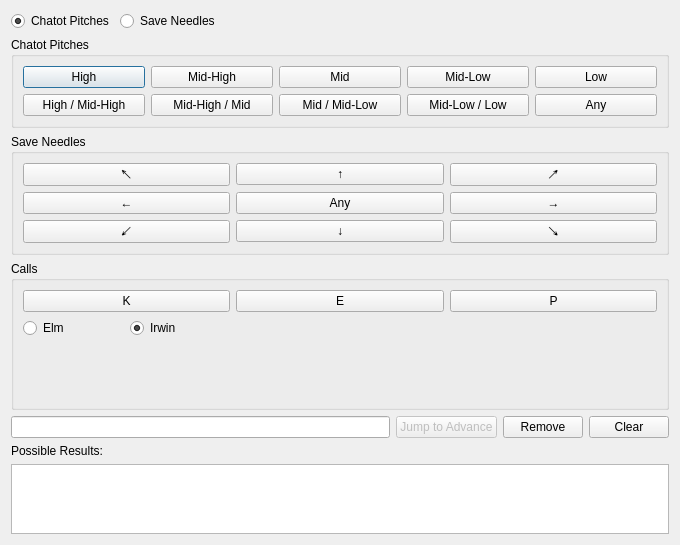
Above: Form/Util/AdvanceFinder.ui from Admiral-Fish/PokeFinder before the change. Below: the same form after it.
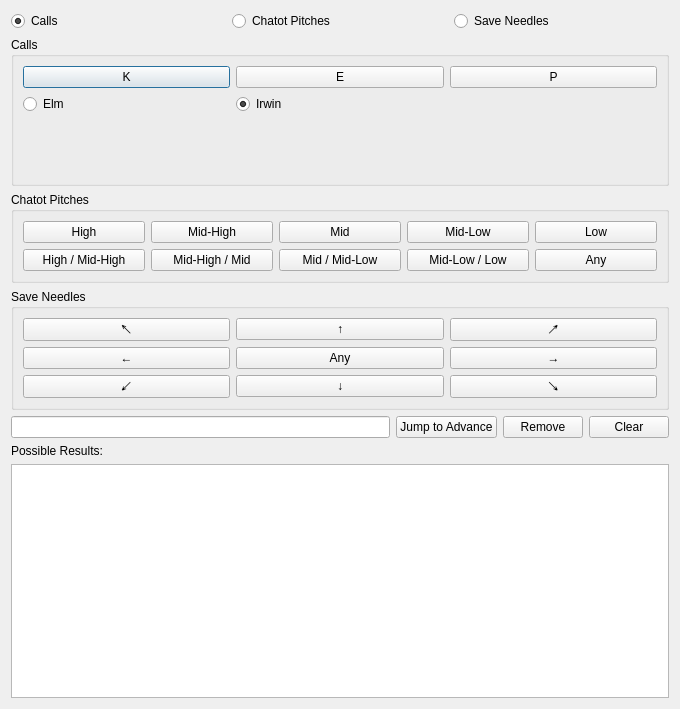
That is the form after the change. Custom widgets are drawn as their Qt base class.

What changed in the file:
```diff
--- a/Form/Util/AdvanceFinder.ui
+++ b/Form/Util/AdvanceFinder.ui
@@ -7,62 +7,118 @@
     <x>0</x>
     <y>0</y>
     <width>680</width>
-    <height>430</height>
+    <height>709</height>
    </rect>
   </property>
   <property name="windowTitle">
    <string>Advance Finder</string>
   </property>
-  <layout class="QVBoxLayout" name="verticalLayout">
-   <item>
-    <widget class="QWidget" name="widgetMode" native="true">
-     <layout class="QHBoxLayout" name="horizontalLayoutMode">
-      <property name="leftMargin">
-       <number>0</number>
-      </property>
-      <property name="topMargin">
-       <number>0</number>
-      </property>
-      <property name="rightMargin">
-       <number>0</number>
-      </property>
-      <property name="bottomMargin">
-       <number>0</number>
-      </property>
-      <item>
-       <widget class="QRadioButton" name="radioButtonChatot">
+  <layout class="QGridLayout" name="gridLayout">
+   <item row="0" column="0">
+    <widget class="QRadioButton" name="radioButtonCalls">
+     <property name="text">
+      <string>Calls</string>
+     </property>
+     <property name="checked">
+      <bool>true</bool>
+     </property>
+     <attribute name="buttonGroup">
+      <string notr="true">buttonGroupType</string>
+     </attribute>
+    </widget>
+   </item>
+   <item row="0" column="1">
+    <widget class="QRadioButton" name="radioButtonChatot">
+     <property name="text">
+      <string>Chatot Pitches</string>
+     </property>
+     <attribute name="buttonGroup">
+      <string notr="true">buttonGroupType</string>
+     </attribute>
+    </widget>
+   </item>
+   <item row="0" column="2">
+    <widget class="QRadioButton" name="radioButtonNeedle">
+     <property name="text">
+      <string>Save Needles</string>
+     </property>
+     <attribute name="buttonGroup">
+      <string notr="true">buttonGroupType</string>
+     </attribute>
+    </widget>
+   </item>
+   <item row="1" column="0" colspan="3">
+    <widget class="QGroupBox" name="groupBoxCalls">
+     <property name="title">
+      <string>Calls</string>
+     </property>
+     <layout class="QGridLayout" name="gridLayoutCall">
+      <item row="0" column="0">
+       <widget class="QPushButton" name="pushButtonCallK">
         <property name="text">
-         <string>Chatot Pitches</string>
+         <string notr="true">K</string>
+        </property>
+       </widget>
+      </item>
+      <item row="0" column="1">
+       <widget class="QPushButton" name="pushButtonCallE">
+        <property name="text">
+         <string notr="true">E</string>
+        </property>
+       </widget>
+      </item>
+      <item row="0" column="2">
+       <widget class="QPushButton" name="pushButtonCallP">
+        <property name="text">
+         <string notr="true">P</string>
+        </property>
+       </widget>
+      </item>
+      <item row="1" column="0">
+       <widget class="QRadioButton" name="radioButtonElm">
+        <property name="text">
+         <string>Elm</string>
+        </property>
+        <attribute name="buttonGroup">
+         <string notr="true">buttonGroupCallType</string>
+        </attribute>
+       </widget>
+      </item>
+      <item row="1" column="1">
+       <widget class="QRadioButton" name="radioButtonIrwin">
+        <property name="text">
+         <string>Irwin</string>
         </property>
         <property name="checked">
          <bool>true</bool>
         </property>
        </widget>
       </item>
-      <item>
-       <widget class="QRadioButton" name="radioButtonNeedle">
-        <property name="text">
-         <string>Save Needles</string>
+      <item row="2" column="0">
+       <widget class="QLabel" name="labelKResponse">
+        <property name="wordWrap">
+         <bool>true</bool>
         </property>
        </widget>
       </item>
-      <item>
-       <spacer name="horizontalSpacerMode">
-        <property name="orientation">
-         <enum>Qt::Horizontal</enum>
+      <item row="3" column="0">
+       <widget class="QLabel" name="labelEResponse">
+        <property name="wordWrap">
+         <bool>true</bool>
         </property>
-        <property name="sizeHint" stdset="0">
-         <size>
-          <width>40</width>
-          <height>20</height>
-         </size>
+       </widget>
+      </item>
+      <item row="4" column="0">
+       <widget class="QLabel" name="labelPResponse">
+        <property name="wordWrap">
+         <bool>true</bool>
         </property>
-       </spacer>
+       </widget>
       </item>
      </layout>
     </widget>
    </item>
-   <item>
+   <item row="2" column="0" colspan="3">
     <widget class="QGroupBox" name="groupBoxChatot">
      <property name="title">
       <string>Chatot Pitches</string>
@@ -141,7 +197,7 @@
      </layout>
     </widget>
    </item>
-   <item>
+   <item row="3" column="0" colspan="3">
     <widget class="QGroupBox" name="groupBoxNeedle">
      <property name="title">
       <string>Save Needles</string>
@@ -213,81 +269,7 @@
      </layout>
     </widget>
    </item>
-   <item>
-    <widget class="QGroupBox" name="groupBoxCall">
-     <property name="title">
-      <string>Calls</string>
-     </property>
-     <layout class="QGridLayout" name="gridLayoutCall">
-      <item row="0" column="0" colspan="2">
-       <widget class="QPushButton" name="pushButtonCallK">
-        <property name="text">
-         <string notr="true">K</string>
-        </property>
-       </widget>
-      </item>
-      <item row="0" column="2" colspan="2">
-       <widget class="QPushButton" name="pushButtonCallE">
-        <property name="text">
-         <string notr="true">E</string>
-        </property>
-       </widget>
-      </item>
-      <item row="0" column="4" colspan="2">
-       <widget class="QPushButton" name="pushButtonCallP">
-        <property name="text">
-         <string notr="true">P</string>
-        </property>
-       </widget>
-      </item>
-      <item row="1" column="0">
-       <widget class="QRadioButton" name="radioButtonElm">
-        <property name="text">
-         <string>Elm</string>
-        </property>
-        <attribute name="buttonGroup">
-         <string notr="true">buttonGroupCallType</string>
-        </attribute>
-       </widget>
-      </item>
-      <item row="1" column="1">
-       <widget class="QRadioButton" name="radioButtonIrwin">
-        <property name="text">
-         <string>Irwin</string>
-        </property>
-        <property name="checked">
-         <bool>true</bool>
-        </property>
-        <attribute name="buttonGroup">
-         <string notr="true">buttonGroupCallType</string>
-        </attribute>
-       </widget>
-      </item>
-      <item row="2" column="0" colspan="6">
-       <widget class="QLabel" name="labelKResponse">
-        <property name="wordWrap">
-         <bool>true</bool>
-        </property>
-       </widget>
-      </item>
-      <item row="3" column="0" colspan="6">
-       <widget class="QLabel" name="labelEResponse">
-        <property name="wordWrap">
-         <bool>true</bool>
-        </property>
-       </widget>
-      </item>
-      <item row="4" column="0" colspan="6">
-       <widget class="QLabel" name="labelPResponse">
-        <property name="wordWrap">
-         <bool>true</bool>
-        </property>
-       </widget>
-      </item>
-     </layout>
-    </widget>
-   </item>
-   <item>
+   <item row="4" column="0" colspan="3">
     <layout class="QHBoxLayout" name="horizontalLayoutInput">
      <item>
       <widget class="QLineEdit" name="lineEditSequence">
@@ -298,9 +280,6 @@
      </item>
      <item>
       <widget class="QPushButton" name="pushButtonJump">
-       <property name="enabled">
-        <bool>false</bool>
-       </property>
        <property name="text">
         <string>Jump to Advance</string>
        </property>
@@ -322,25 +301,59 @@
      </item>
     </layout>
    </item>
-   <item>
+   <item row="5" column="0">
     <widget class="QLabel" name="labelPossibleResults">
      <property name="text">
       <string>Possible Results:</string>
      </property>
     </widget>
    </item>
-   <item>
-    <widget class="QTableWidget" name="tableWidgetResults">
-     <property name="editTriggers">
-      <set>QAbstractItemView::NoEditTriggers</set>
-     </property>
-     <property name="selectionBehavior">
-      <enum>QAbstractItemView::SelectRows</enum>
-     </property>
-    </widget>
+   <item row="6" column="0" colspan="3">
+    <widget class="TableView" name="tableView"/>
    </item>
   </layout>
  </widget>
+ <customwidgets>
+  <customwidget>
+   <class>TableView</class>
+   <extends>QTableWidget</extends>
+   <header>Form/Controls/TableView.hpp</header>
+  </customwidget>
+ </customwidgets>
+ <tabstops>
+  <tabstop>radioButtonCalls</tabstop>
+  <tabstop>radioButtonChatot</tabstop>
+  <tabstop>radioButtonNeedle</tabstop>
+  <tabstop>pushButtonCallK</tabstop>
+  <tabstop>pushButtonCallE</tabstop>
+  <tabstop>pushButtonCallP</tabstop>
+  <tabstop>radioButtonElm</tabstop>
+  <tabstop>radioButtonIrwin</tabstop>
+  <tabstop>pushButtonHigh</tabstop>
+  <tabstop>pushButtonMidHigh</tabstop>
+  <tabstop>pushButtonMid</tabstop>
+  <tabstop>pushButtonMidLow</tabstop>
+  <tabstop>pushButtonLow</tabstop>
+  <tabstop>pushButtonHighMidHigh</tabstop>
+  <tabstop>pushButtonMidHighMid</tabstop>
+  <tabstop>pushButtonMidMidLow</tabstop>
+  <tabstop>pushButtonMidLowLow</tabstop>
+  <tabstop>pushButtonChatotAny</tabstop>
+  <tabstop>pushButtonNeedle7</tabstop>
+  <tabstop>pushButtonNeedle0</tabstop>
+  <tabstop>pushButtonNeedle1</tabstop>
+  <tabstop>pushButtonNeedle6</tabstop>
+  <tabstop>pushButtonNeedleAny</tabstop>
+  <tabstop>pushButtonNeedle2</tabstop>
+  <tabstop>pushButtonNeedle5</tabstop>
+  <tabstop>pushButtonNeedle4</tabstop>
+  <tabstop>pushButtonNeedle3</tabstop>
+  <tabstop>lineEditSequence</tabstop>
+  <tabstop>pushButtonJump</tabstop>
+  <tabstop>pushButtonRemove</tabstop>
+  <tabstop>pushButtonClear</tabstop>
+  <tabstop>tableView</tabstop>
+ </tabstops>
  <resources/>
  <connections/>
  <buttongroups>
```
Left out of the diff: 4 changed lines with no effect on the pictures.
